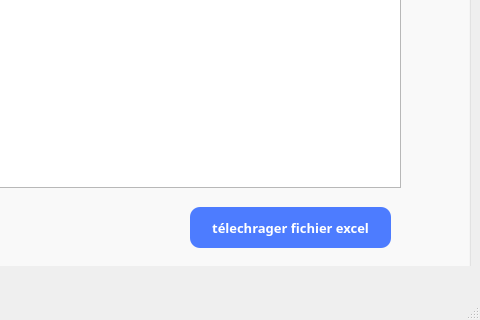
This is mainwindow.ui in yahyasamet/dryclean_2A7 as Qt 5 draws it before an edit; both pictures show x 800 to 1280 and y 455 to 775 of the 1280 by 775 pixel window. The edited form follows.
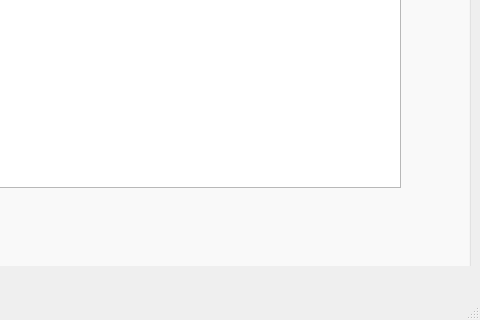
This is the edited form. The open tabs and pages were chosen to show the change. Icons and pictures are not drawn.

```diff
--- a/mainwindow.ui
+++ b/mainwindow.ui
@@ -1715,30 +1715,6 @@
           </rect>
          </property>
         </widget>
-        <widget class="QPushButton" name="excel_1">
-         <property name="geometry">
-          <rect>
-           <x>580</x>
-           <y>460</y>
-           <width>201</width>
-           <height>41</height>
-          </rect>
-         </property>
-         <property name="font">
-          <font>
-           <family>Louis George Café</family>
-           <pointsize>10</pointsize>
-           <weight>75</weight>
-           <bold>true</bold>
-          </font>
-         </property>
-         <property name="styleSheet">
-          <string notr="true"/>
-         </property>
-         <property name="text">
-          <string>télechrager fichier excel</string>
-         </property>
-        </widget>
        </widget>
        <widget class="QWidget" name="tab_8">
         <attribute name="title">
```
Left out of the diff: 28 changed lines with no effect on the pictures.
